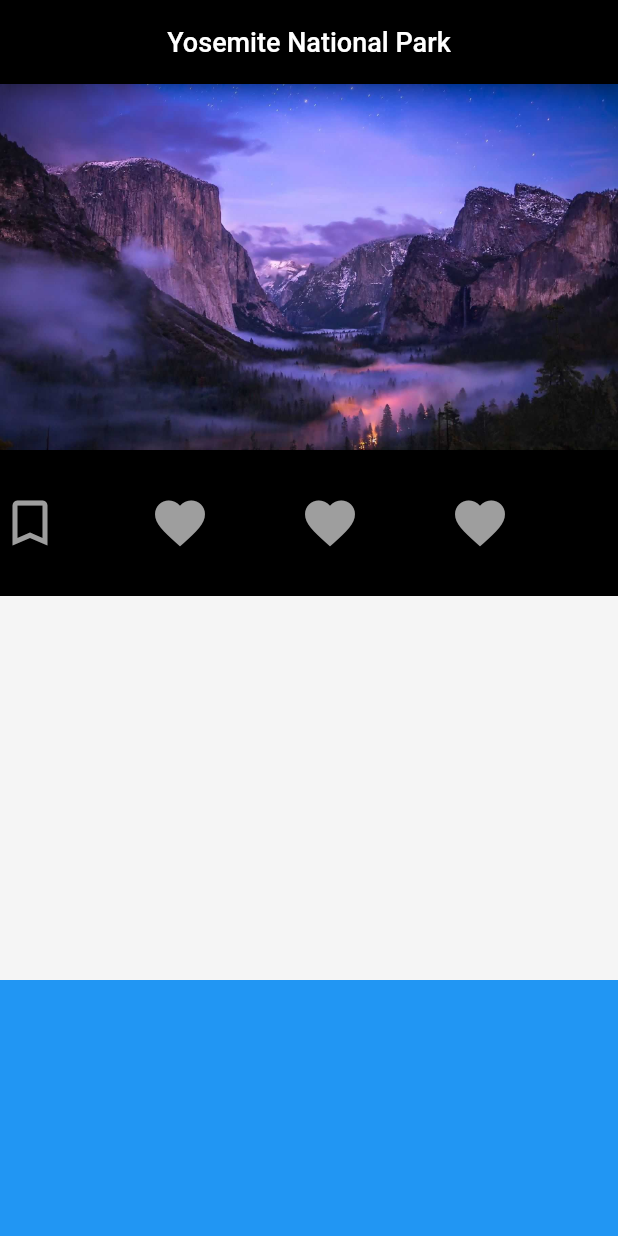
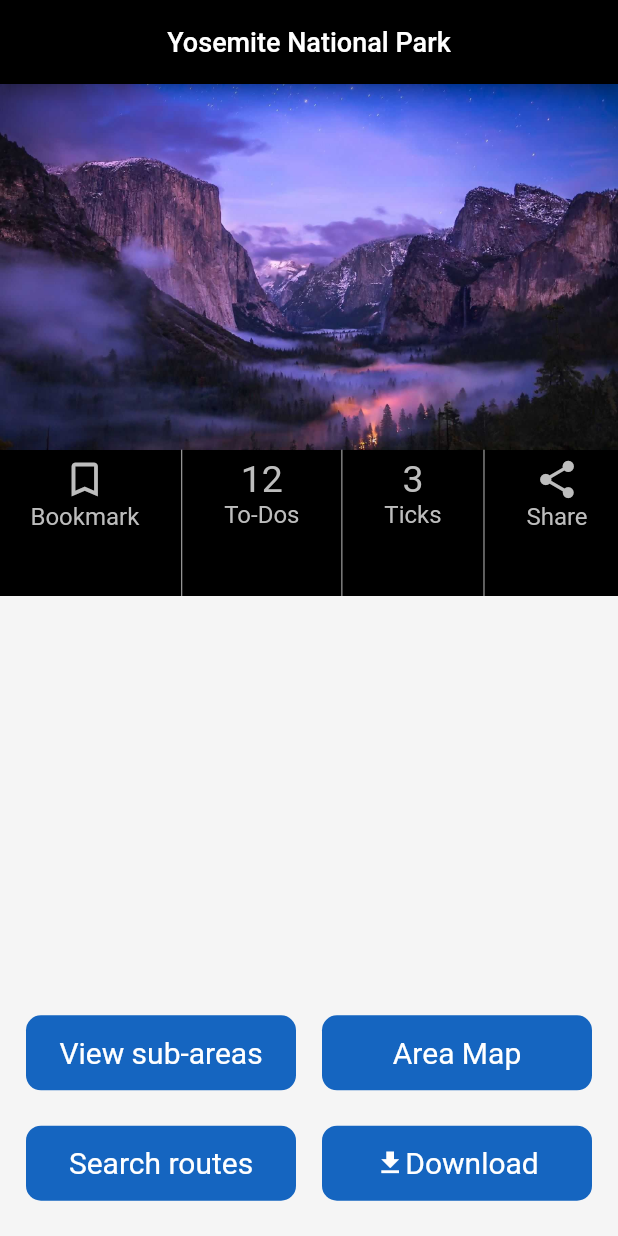
Before and after one commit to martitorras/app-flutter, a Flutter app: the screen it shows after launch, on a phone screen of 412 x 824 dp. Run offline on Flutter 3.47's test engine with Material 2 defaults, Android fonts, the phone set to English and light mode, and no system bars.

Commit message:
buttons and icons

```diff
--- a/lib/main.dart
+++ b/lib/main.dart
@@ -1,5 +1,6 @@
 import 'package:flutter/material.dart';
 import 'package:exercise/zone.dart';
+import 'package:flutter/rendering.dart';
 
 void main() {
   runApp(ZoneInfoApp());
@@ -49,7 +50,102 @@ class _Buttons extends StatelessWidget {
   @override
   Widget build(BuildContext context) {
     return Container(
-      color: Colors.blue,
+      color: Colors.grey[100],
+      child: Row(
+        mainAxisAlignment: MainAxisAlignment.spaceEvenly,
+        children: <Widget>[
+          Column(
+            mainAxisAlignment: MainAxisAlignment.spaceEvenly,
+            children: <Widget>[
+              Container(
+                width: 180,
+                height: 50,
+                child: Center(
+                  child: Text(
+                    'View sub-areas',
+                    style: TextStyle(
+                      fontSize: 20,
+                      color: Colors.white,
+                    ),
+                  ),
+                ),
+                decoration: ShapeDecoration(
+                  shape: RoundedRectangleBorder(
+                      borderRadius: BorderRadius.all(Radius.circular(10))),
+                  color: Colors.blue[800],
+                ),
+              ),
+              Container(
+                width: 180,
+                height: 50,
+                child: Center(
+                  child: Text(
+                    'Search routes',
+                    style: TextStyle(
+                      fontSize: 20,
+                      color: Colors.white,
+                    ),
+                  ),
+                ),
+                decoration: ShapeDecoration(
+                  shape: RoundedRectangleBorder(
+                      borderRadius: BorderRadius.all(Radius.circular(10))),
+                  color: Colors.blue[800],
+                ),
+              ),
+            ],
+          ),
+          Column(
+            mainAxisAlignment: MainAxisAlignment.spaceEvenly,
+            children: <Widget>[
+              Container(
+                width: 180,
+                height: 50,
+                child: Center(
+                  child: Text(
+                    'Area Map',
+                    style: TextStyle(
+                      fontSize: 20,
+                      color: Colors.white,
+                    ),
+                  ),
+                ),
+                decoration: ShapeDecoration(
+                  shape: RoundedRectangleBorder(
+                      borderRadius: BorderRadius.all(Radius.circular(10))),
+                  color: Colors.blue[800],
+                ),
+              ),
+              Container(
+                width: 180,
+                height: 50,
+                child: Row(
+                  mainAxisAlignment: MainAxisAlignment.center,
+                  children: <Widget>[
+                    Icon(
+                      Icons.file_download,
+                      color: Colors.white,
+                      size: 20.0,
+                    ),
+                    Text(
+                      'Download',
+                      style: TextStyle(
+                        fontSize: 20,
+                        color: Colors.white,
+                      ),
+                    ),
+                  ],
+                ),
+                decoration: ShapeDecoration(
+                  shape: RoundedRectangleBorder(
+                      borderRadius: BorderRadius.all(Radius.circular(10))),
+                  color: Colors.blue[800],
+                ),
+              ),
+            ],
+          ),
+        ],
+      ),
     );
   }
 }
@@ -87,30 +183,111 @@ class _Image extends StatelessWidget {
           Expanded(
             flex: 2,
             child: Row(
+              mainAxisAlignment: MainAxisAlignment.spaceEvenly,
               children: <Widget>[
-                Icon(
-                  Icons.bookmark_border,
-                  color: Colors.grey,
-                  size: 40.0,
+                /*SizedBox(
+                  width: 10,
+                ),*/
+                Column(
+                  children: <Widget>[
+                    SizedBox(height: 5),
+                    Container(
+                      child: Center(
+                        child: Icon(
+                          Icons.bookmark_border,
+                          color: Colors.grey[400],
+                          size: 30.0,
+                        ),
+                      ),
+                    ),
+                    Text(
+                      'Bookmark',
+                      style: TextStyle(
+                        fontSize: 16,
+                        color: Colors.grey[400],
+                      ),
+                    ),
+                  ],
                 ),
-                SizedBox(width: 60),
-                 Icon(
-                  Icons.favorite,
-                  color: Colors.grey,
-                  size: 40.0,
+                VerticalDivider(
+                  color: Colors.grey[400],
                 ),
-                SizedBox(width: 60),
-                 Icon(
-                  Icons.favorite,
-                  color: Colors.grey,
-                  size: 40.0,
+                Column(
+                  children: <Widget>[
+                    SizedBox(height: 5),
+                    Container(
+                      child: Center(
+                        child: Text(
+                          '${zone.toDos}',
+                          style: TextStyle(
+                            fontSize: 25,
+                            color: Colors.grey[400],
+                          ),
+                        ),
+                      ),
+                    ),
+                    Text(
+                      'To-Dos',
+                      style: TextStyle(
+                        fontSize: 16,
+                        color: Colors.grey[400],
+                      ),
+                    ),
+                  ],
                 ),
-                SizedBox(width: 60),
-                 Icon(
-                  Icons.favorite,
-                  color: Colors.grey,
-                  size: 40.0,
+                VerticalDivider(
+                  color: Colors.grey[400],
                 ),
+                Column(
+                  children: <Widget>[
+                    SizedBox(height: 5),
+                    Container(
+                      child: Center(
+                        child: Text(
+                          '${zone.ticks}',
+                          style: TextStyle(
+                            fontSize: 25,
+                            color: Colors.grey[400],
+                          ),
+                        ),
+                      ),
+                    ),
+                    Text(
+                      'Ticks',
+                      style: TextStyle(
+                        fontSize: 16,
+                        color: Colors.grey[400],
+                      ),
+                    ),
+                  ],
+                ),
+                VerticalDivider(
+                  color: Colors.grey[400],
+                ),
+                Column(
+                  children: <Widget>[
+                    SizedBox(height: 5),
+                    Container(
+                      child: Center(
+                        child: Icon(
+                          Icons.share,
+                          color: Colors.grey[400],
+                          size: 30.0,
+                        ),
+                      ),
+                    ),
+                    Text(
+                      'Share',
+                      style: TextStyle(
+                        fontSize: 16,
+                        color: Colors.grey[400],
+                      ),
+                    ),
+                  ],
+                ),
+                /*SizedBox(
+                  width: 10,
+                ),*/
               ],
             ),
           )
```
Also changed, not shown: pubspec.lock.
